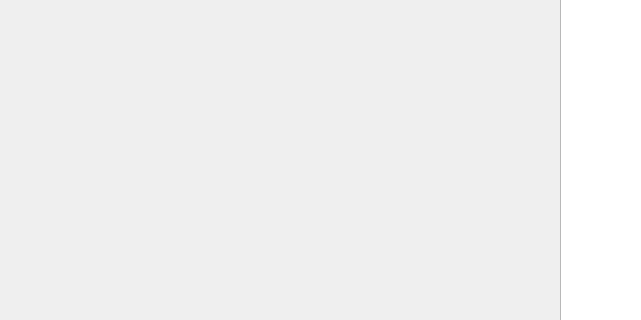
Above: mainwindow.ui from woodfsg/QT_ConfigUI before the change; both pictures show x 0 to 641 and y 261 to 581 of the 1046 by 708 pixel window. Below: the same form after it.
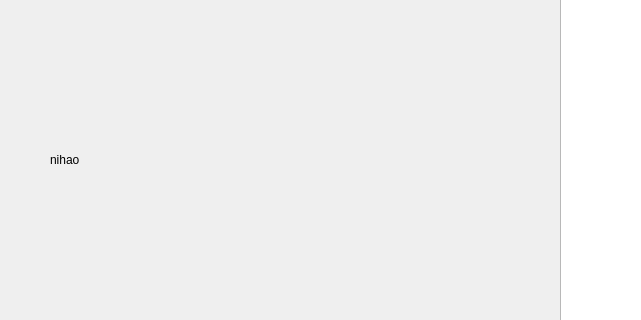
That is the form after the change.

Patch:
```diff
--- a/mainwindow.ui
+++ b/mainwindow.ui
@@ -322,6 +322,19 @@
      </item>
     </layout>
    </widget>
+   <widget class="QLabel" name="resultLabel">
+    <property name="geometry">
+     <rect>
+      <x>50</x>
+      <y>390</y>
+      <width>481</width>
+      <height>16</height>
+     </rect>
+    </property>
+    <property name="text">
+     <string>nihao</string>
+    </property>
+   </widget>
   </widget>
   <widget class="QMenuBar" name="menubar">
    <property name="geometry">
```
